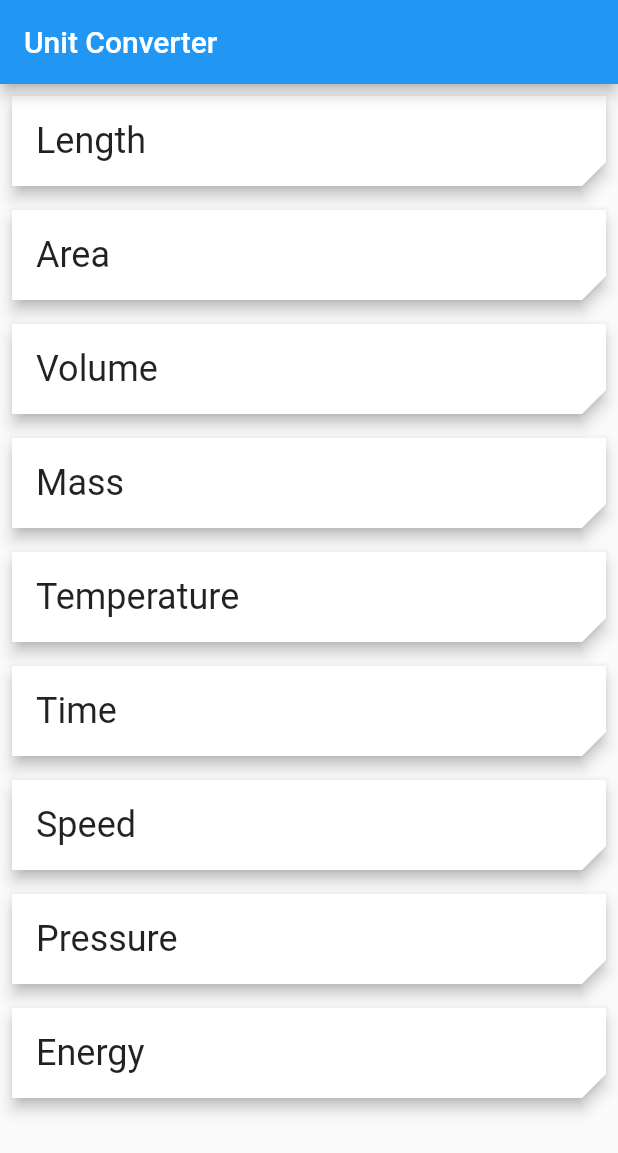
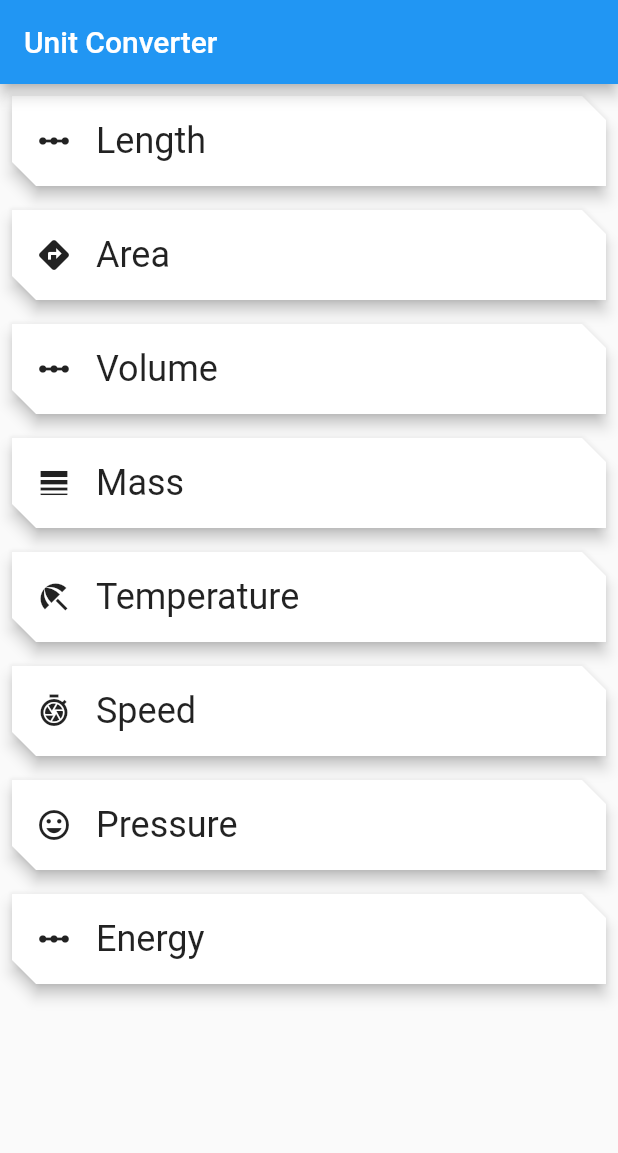
Before and after one commit to 111ayushkhare/mensura, a Flutter app: the screen it shows after launch, on a phone screen of 412 x 824 dp. Shown: the top 1153 px of the screen. Run offline on Flutter 3.47's test engine with Material 2 defaults, Android fonts, the phone set to English and light mode, and no system bars.

```diff
--- a/lib/category.dart
+++ /dev/null
@@ -1,59 +0,0 @@
-import 'package:flutter/material.dart';
-
-class Category extends StatelessWidget {
-  @override
-  Widget build(BuildContext context) {
-    return Scaffold(
-      appBar: AppBar(
-        title: Text('Unit Converter'),
-      ),
-      body: Container(
-          child: ListView(
-            children: <Widget>[
-              CardTile(text: 'Length'),
-              CardTile(text: 'Area'),
-              CardTile(text: 'Volume'),
-              CardTile(text: 'Mass'),
-              CardTile(text: 'Temperature'),
-              CardTile(text: 'Time'),
-              CardTile(text: 'Speed'),
-              CardTile(text: 'Pressure'),
-              CardTile(text: 'Energy'),
-            ],
-          ),
-        )
-    );
-  }
-}
-
-// ignore: must_be_immutable
-class CardTile extends StatelessWidget {
-  CardTile({this.text});
-
-  String text;
-
-  @override
-  Widget build(BuildContext context) {
-    return Card(
-      elevation: 4.0,
-      margin: EdgeInsets.all(8.0),
-      shape: BeveledRectangleBorder(
-        borderRadius: BorderRadius.only(bottomRight: Radius.circular(16.0)),
-      ),
-      child: InkWell(
-        onTap: (){},
-        splashColor: Colors.red,
-        child: Container(
-          width: double.infinity,
-          child: Text(
-            text,
-            style: TextStyle(
-              fontSize: 24.0,
-            ),
-          ),
-          padding: EdgeInsets.all(16.0),
-        ),
-      ),
-    );
-  }
-}
--- /dev/null
+++ b/lib/category_screen.dart
@@ -0,0 +1,74 @@
+import 'package:flutter/material.dart';
+import 'package:mensura/calculation_screen.dart';
+import 'my_flutter_app_icons.dart';
+
+class Category extends StatelessWidget {
+  @override
+  Widget build(BuildContext context) {
+    return Scaffold(
+        appBar: AppBar(
+          title: Text('Unit Converter'),
+        ),
+        body: Container(
+          child: ListView(
+            children: <Widget>[
+              CardTile(icon: Icon(Icons.linear_scale), text: 'Length'),
+              CardTile(icon: Icon(Icons.directions), text: 'Area'),
+              CardTile(icon: Icon(Icons.linear_scale), text: 'Volume'),
+              CardTile(icon: Icon(Icons.line_weight), text: 'Mass'),
+              CardTile(icon: Icon(Icons.beach_access), text: 'Temperature'),
+              CardTile(icon: Icon(Icons.shutter_speed), text: 'Speed'),
+              CardTile(icon: Icon(Icons.tag_faces), text: 'Pressure'),
+              CardTile(icon: Icon(Icons.linear_scale), text: 'Energy'),
+            ],
+          ),
+        ));
+  }
+}
+
+// ignore: must_be_immutable
+class CardTile extends StatelessWidget {
+  CardTile({this.icon, this.text});
+
+  String text;
+  Icon icon;
+
+  @override
+  Widget build(BuildContext context) {
+    return Card(
+      elevation: 4.0,
+      margin: EdgeInsets.all(8.0),
+      shape: BeveledRectangleBorder(
+        borderRadius: BorderRadius.only(
+            bottomLeft: Radius.circular(16.0), topRight: Radius.circular(16.0)),
+      ),
+      child: InkWell(
+        onTap: () {
+          Navigator.push(
+            context,
+            MaterialPageRoute(builder: (context) => CalculationScreen(unit: text)),
+          );
+        },
+        splashColor: Colors.blue,
+        child: Container(
+          width: double.infinity,
+          child: Row(
+            children: <Widget>[
+              icon,
+              SizedBox(
+                width: 16.0,
+              ),
+              Text(
+                text,
+                style: TextStyle(
+                  fontSize: 24.0,
+                ),
+              ),
+            ],
+          ),
+          padding: EdgeInsets.all(16.0),
+        ),
+      ),
+    );
+  }
+}
--- a/lib/main.dart
+++ b/lib/main.dart
@@ -1,5 +1,5 @@
 import 'package:flutter/material.dart';
-import 'category.dart';
+import 'category_screen.dart';
 
 void main() => runApp(Converter());
 
@@ -7,10 +7,7 @@ class Converter extends StatelessWidget {
   @override
   Widget build(BuildContext context) {
     return MaterialApp(
-      initialRoute: 'Converter',
-      routes: {
-        'Converter': (context) => Category(),
-      },
+      home: Category(),
     );
   }
 }
```
Also changed, not shown: lib/calculation_screen.dart (added, +36 -0 lines), lib/constant.dart (added, +8 -0 lines), lib/my_flutter_app_icons.dart (added, +29 -0 lines), pubspec.yaml (+5 -11 lines), icons/MyFlutterApp.ttf (added).
